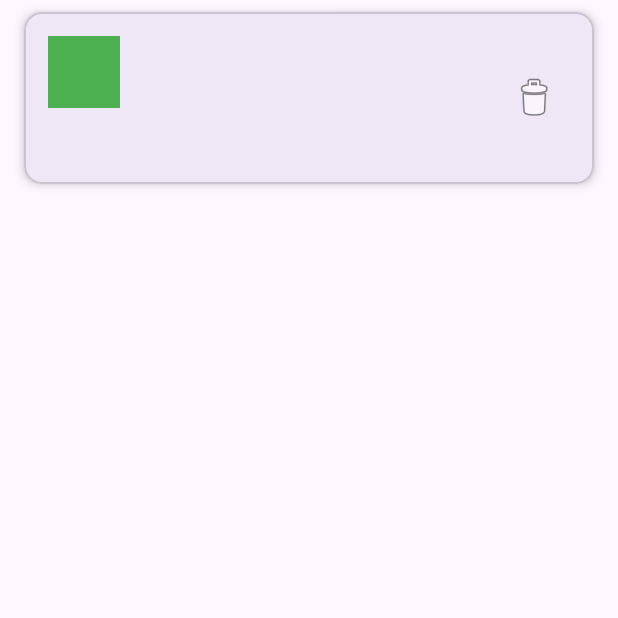
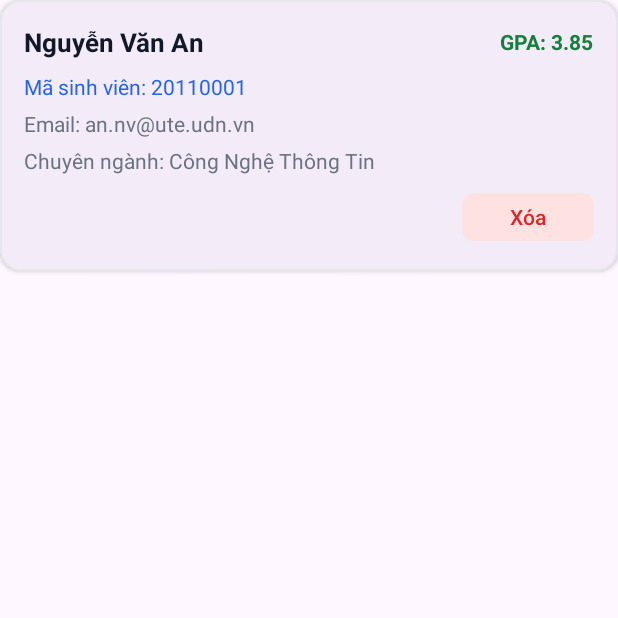
Before and after one commit to khoa123-jjg/StudentMVVM, an Android app: the StudentAdapter screen opened directly, with no data from a screen before it, on a phone screen of 412 x 824 dp, the top half of it. Run offline under Robolectric (Android 15) with nearby library versions, the phone set to English and light mode, and no system bars.

Commit message:
Khởi tạo StudentViewModel xử lý dữ liệu qua Coroutines, LiveData và sửa lại giao diện

```diff
--- a/app/src/main/res/layout/activity_main.xml
+++ b/app/src/main/res/layout/activity_main.xml
@@ -1,6 +1,7 @@
 <?xml version="1.0" encoding="utf-8"?>
 <androidx.fragment.app.FragmentContainerView
     xmlns:android="http://schemas.android.com/apk/res/android"
-    android:id="@+id/fragment_container_view"
+    android:id="@+id/fragmentContainer"
+    android:name="com.ute.studentmvvm.ui.StudentListFragment"
     android:layout_width="match_parent"
     android:layout_height="match_parent" />
--- a/app/src/main/res/layout/item_student_room.xml
+++ b/app/src/main/res/layout/item_student_room.xml
@@ -4,75 +4,82 @@
     xmlns:app="http://schemas.android.com/apk/res-auto"
     android:layout_width="match_parent"
     android:layout_height="wrap_content"
-    android:layout_marginHorizontal="16dp"
-    android:layout_marginTop="8dp"
-    android:layout_marginBottom="8dp"
-    app:cardCornerRadius="12dp"
-    app:cardElevation="4dp">
+    android:layout_marginBottom="10dp"
+    app:cardCornerRadius="14dp"
+    app:cardElevation="2dp"
+    app:strokeColor="#E5E7EB"
+    app:strokeWidth="1dp">
 
-    <androidx.constraintlayout.widget.ConstraintLayout
+    <LinearLayout
         android:layout_width="match_parent"
         android:layout_height="wrap_content"
+        android:orientation="vertical"
         android:padding="16dp">
 
-        <TextView
-            android:id="@+id/tvAvatar"
-            android:layout_width="48dp"
-            android:layout_height="48dp"
-            android:background="#4CAF50"
-            android:gravity="center"
-            android:textColor="@color/white"
-            android:textSize="20sp"
-            android:textStyle="bold"
-            app:layout_constraintStart_toStartOf="parent"
-            app:layout_constraintTop_toTopOf="parent" />
+        <LinearLayout
+            android:layout_width="match_parent"
+            android:layout_height="wrap_content"
+            android:gravity="center_vertical"
+            android:orientation="horizontal">
 
-        <TextView
-            android:id="@+id/tvFullName"
-            android:layout_width="0dp"
-            android:layout_height="wrap_content"
-            android:layout_marginStart="16dp"
-            android:textSize="18sp"
-            android:textStyle="bold"
-            app:layout_constraintEnd_toStartOf="@+id/btnDelete"
-            app:layout_constraintStart_toEndOf="@id/tvAvatar"
-            app:layout_constraintTop_toTopOf="@id/tvAvatar" />
+            <TextView
+                android:id="@+id/tvFullName"
+                android:layout_width="0dp"
+                android:layout_height="wrap_content"
+                android:layout_weight="1"
+                android:text="Nguyễn Văn An"
+                android:textColor="#111827"
+                android:textSize="17sp"
+                android:textStyle="bold" />
+
+            <TextView
+                android:id="@+id/tvGpa"
+                android:layout_width="wrap_content"
+                android:layout_height="wrap_content"
+                android:text="GPA: 3.85"
+                android:textColor="#15803D"
+                android:textStyle="bold" />
+
+        </LinearLayout>
 
         <TextView
             android:id="@+id/tvStudentCode"
-            android:layout_width="0dp"
+            android:layout_width="match_parent"
             android:layout_height="wrap_content"
-            android:layout_marginStart="16dp"
-            app:layout_constraintEnd_toStartOf="@+id/btnDelete"
-            app:layout_constraintStart_toEndOf="@id/tvAvatar"
-            app:layout_constraintTop_toBottomOf="@id/tvFullName" />
+            android:layout_marginTop="8dp"
+            android:text="Mã sinh viên: 20110001"
+            android:textColor="#2563EB"
+            android:textSize="14sp" />
 
         <TextView
             android:id="@+id/tvEmail"
-            android:layout_width="0dp"
+            android:layout_width="match_parent"
             android:layout_height="wrap_content"
-            android:layout_marginStart="16dp"
-            app:layout_constraintStart_toEndOf="@id/tvAvatar"
-            app:layout_constraintTop_toBottomOf="@id/tvStudentCode" />
+            android:layout_marginTop="5dp"
+            android:text="Email: an.nv@ute.udn.vn"
+            android:textColor="#6B7280"
+            android:textSize="14sp" />
 
         <TextView
-            android:id="@+id/tvGpa"
-            android:layout_width="0dp"
+            android:id="@+id/tvMajor"
+            android:layout_width="match_parent"
             android:layout_height="wrap_content"
-            android:layout_marginStart="16dp"
-            android:textColor="#F44336"
-            android:textStyle="bold"
-            app:layout_constraintStart_toEndOf="@id/tvAvatar"
-            app:layout_constraintTop_toBottomOf="@id/tvEmail" />
+            android:layout_marginTop="5dp"
+            android:text="Chuyên ngành: Công Nghệ Thông Tin"
+            android:textColor="#6B7280"
+            android:textSize="14sp" />
 
-        <ImageButton
+        <com.google.android.material.button.MaterialButton
             android:id="@+id/btnDelete"
-            android:layout_width="48dp"
-            android:layout_height="48dp"
-            android:background="?attr/selectableItemBackgroundBorderless"
-            android:src="@android:drawable/ic_menu_delete"
-            app:layout_constraintBottom_toBottomOf="parent"
-            app:layout_constraintEnd_toEndOf="parent"
-            app:layout_constraintTop_toTopOf="parent" />
-    </androidx.constraintlayout.widget.ConstraintLayout>
+            android:layout_width="wrap_content"
+            android:layout_height="40dp"
+            android:layout_gravity="end"
+            android:layout_marginTop="8dp"
+            android:text="Xóa"
+            android:textColor="#DC2626"
+            app:backgroundTint="#FEE2E2"
+            app:cornerRadius="8dp" />
+
+    </LinearLayout>
+
 </com.google.android.material.card.MaterialCardView>
```
Also changed, not shown: app/src/main/java/com/ute/studentmvvm/viewmodel/StudentViewModel.kt (added, +64 -0 lines), app/src/main/java/com/ute/studentmvvm/viewmodel/StudentViewModelFactory.kt (added, +27 -0 lines), app/src/main/res/layout/dialog_add_student.xml (+37 -11 lines), app/src/main/res/layout/fragment_student_list.xml (+77 -25 lines), 1 other file.
